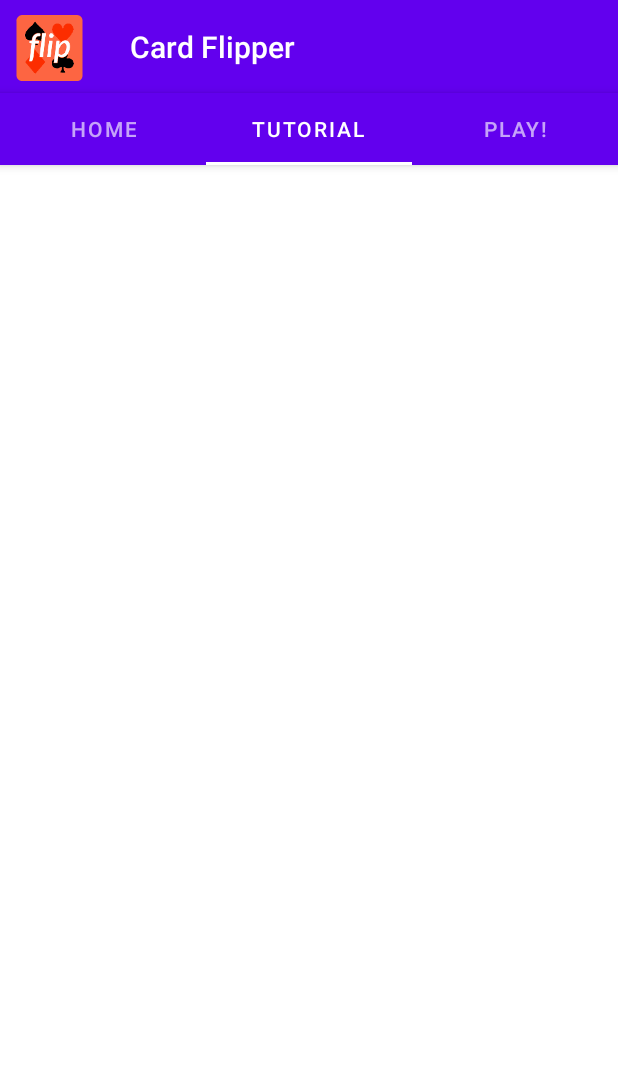
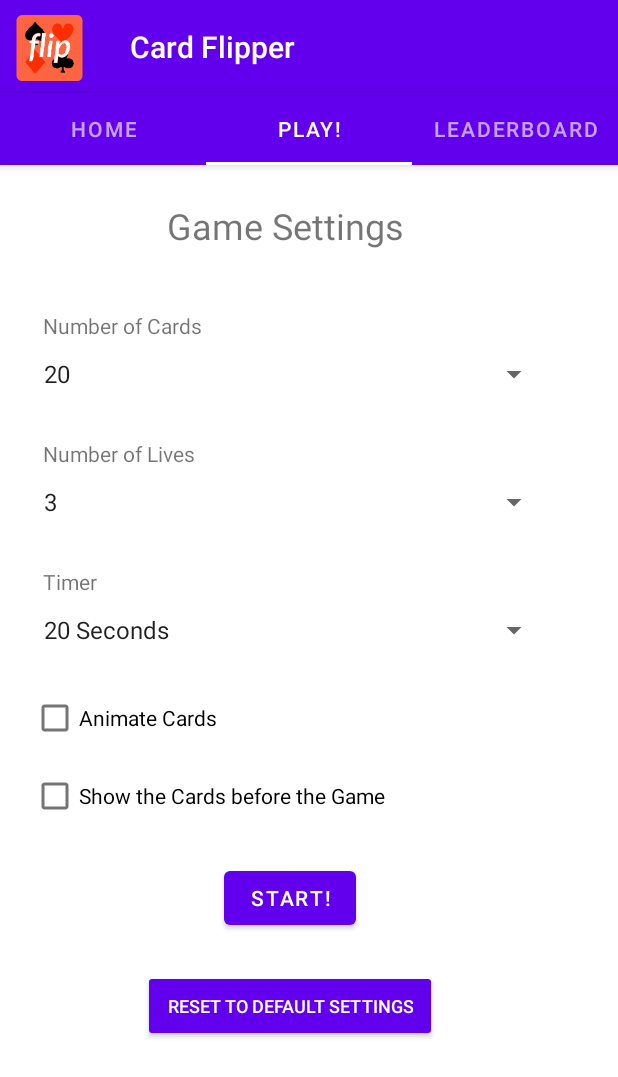
Before and after one commit to Memeapie/CardFlipper, an Android app: the screen it shows after launch (ActivityBar), tab 2 chosen, on a phone screen of 412 x 824 dp. Shown: the top 1077 px of the screen. Run offline under Robolectric (Android 15) with nearby library versions, the phone set to English and light mode, and no system bars.

Commit message:
Polishing Current Content

```diff
--- a/app/src/main/java/com/sam/cardflipper/Fragments/Home.java
+++ b/app/src/main/java/com/sam/cardflipper/Fragments/Home.java
@@ -59,7 +59,7 @@ public class Home extends Fragment {
             @Override
             public void onClick(View v) {
                 if (!changingPage) {
-                    swipe(R.animator.swipeleft, 1);
+                    swipe(R.animator.swiperight, 1);
                 }
             }
         });
--- a/app/src/main/java/com/sam/cardflipper/Fragments/Tutorial.java
+++ b/app/src/main/java/com/sam/cardflipper/Fragments/Leaderboard.java
@@ -7,7 +7,7 @@ import android.view.View;
 import android.view.ViewGroup;
 import com.sam.cardflipper.R;
 
-public class Tutorial extends Fragment {
+public class Leaderboard extends Fragment {
 
     @Override
     public View onCreateView(LayoutInflater inflater, ViewGroup container,
--- a/app/src/main/java/com/sam/cardflipper/Main/SectionsPagerAdapter.java
+++ b/app/src/main/java/com/sam/cardflipper/Main/SectionsPagerAdapter.java
@@ -10,13 +10,13 @@ import androidx.fragment.app.FragmentPagerAdapter;
 
 import com.sam.cardflipper.Fragments.GameSetting;
 import com.sam.cardflipper.Fragments.Home;
-import com.sam.cardflipper.Fragments.Tutorial;
+import com.sam.cardflipper.Fragments.Leaderboard;
 import com.sam.cardflipper.R;
 
 public class SectionsPagerAdapter extends FragmentPagerAdapter {
 
     @StringRes
-    private static final int[] TAB_TITLES = new int[]{R.string.tabText1, R.string.tabText2, R.string.tabText3};
+    private static final int[] TAB_TITLES = new int[]{R.string.tabText1, R.string.tabText3, R.string.tabText2};
     private final Context mContext;
 
     public SectionsPagerAdapter(Context context, FragmentManager fm) {
@@ -28,9 +28,9 @@ public class SectionsPagerAdapter extends FragmentPagerAdapter {
     public Fragment getItem(int position) {
         switch (position) {
             case 1:
-                return new Tutorial();
+                return new GameSetting();
             case 2:
-                return new GameSetting();
+                return new Leaderboard();
             default:
                 return new Home();
         }
--- a/app/src/main/res/layout/fragment_game_settings.xml
+++ b/app/src/main/res/layout/fragment_game_settings.xml
@@ -11,7 +11,9 @@
         style="@style/Widget.AppCompat.Button.Colored"
         android:layout_width="wrap_content"
         android:layout_height="wrap_content"
+        android:layout_marginStart="8dp"
         android:layout_marginTop="92dp"
+        android:layout_marginEnd="32dp"
         android:text="@string/resetToDefault"
         android:textSize="12sp"
         app:layout_constraintEnd_toEndOf="parent"
@@ -23,18 +25,22 @@
         android:id="@+id/gameSettingsTimer"
         android:layout_width="wrap_content"
         android:layout_height="wrap_content"
+        android:layout_marginStart="16dp"
+        android:layout_marginEnd="32dp"
         android:layout_marginBottom="8dp"
         android:text="@string/timer"
         app:layout_constraintBottom_toTopOf="@+id/gameSettingsTimerSpinner"
         app:layout_constraintEnd_toEndOf="parent"
-        app:layout_constraintHorizontal_bias="0.088"
+        app:layout_constraintHorizontal_bias="0.038"
         app:layout_constraintStart_toStartOf="parent" />
 
     <Spinner
         android:id="@+id/gameSettingsTimerSpinner"
         android:layout_width="345dp"
         android:layout_height="29dp"
-        android:layout_marginTop="52dp"
+        android:layout_marginStart="8dp"
+        android:layout_marginTop="56dp"
+        android:layout_marginEnd="32dp"
         android:entries="@array/gameSettingsTimer"
         app:layout_constraintEnd_toEndOf="parent"
         app:layout_constraintStart_toStartOf="parent"
@@ -44,18 +50,22 @@
         android:id="@+id/gameSettingsLives"
         android:layout_width="wrap_content"
         android:layout_height="wrap_content"
+        android:layout_marginStart="16dp"
+        android:layout_marginEnd="32dp"
         android:layout_marginBottom="8dp"
         android:text="@string/lifeCount"
         app:layout_constraintBottom_toTopOf="@+id/gameSettingsLivesSpinner"
         app:layout_constraintEnd_toEndOf="parent"
-        app:layout_constraintHorizontal_bias="0.108"
+        app:layout_constraintHorizontal_bias="0.048"
         app:layout_constraintStart_toStartOf="parent" />
 
     <Spinner
         android:id="@+id/gameSettingsLivesSpinner"
         android:layout_width="345dp"
         android:layout_height="29dp"
+        android:layout_marginStart="8dp"
         android:layout_marginTop="56dp"
+        android:layout_marginEnd="32dp"
         android:entries="@array/gameSettingsLives"
         app:layout_constraintEnd_toEndOf="parent"
         app:layout_constraintStart_toStartOf="parent"
@@ -65,18 +75,22 @@
         android:id="@+id/gameSettingsCards"
         android:layout_width="wrap_content"
         android:layout_height="wrap_content"
+        android:layout_marginStart="16dp"
+        android:layout_marginEnd="32dp"
         android:layout_marginBottom="8dp"
         android:text="@string/cardCount"
         app:layout_constraintBottom_toTopOf="@+id/gameSettingsCardsSpinner"
         app:layout_constraintEnd_toEndOf="parent"
-        app:layout_constraintHorizontal_bias="0.108"
+        app:layout_constraintHorizontal_bias="0.049"
         app:layout_constraintStart_toStartOf="parent" />
 
     <Spinner
         android:id="@+id/gameSettingsCardsSpinner"
         android:layout_width="345dp"
         android:layout_height="29dp"
+        android:layout_marginStart="8dp"
         android:layout_marginTop="68dp"
+        android:layout_marginEnd="32dp"
         android:entries="@array/gameSettingsCardCounts"
         app:layout_constraintEnd_toEndOf="parent"
         app:layout_constraintStart_toStartOf="parent"
@@ -87,6 +101,7 @@
         android:layout_width="wrap_content"
         android:layout_height="wrap_content"
         android:layout_marginTop="24dp"
+        android:layout_marginEnd="32dp"
         android:text="@string/gameSettings"
         android:textSize="24sp"
         app:layout_constraintEnd_toEndOf="parent"
@@ -97,7 +112,9 @@
         android:id="@+id/gameSettingsCheckBoxAnimateCards"
         android:layout_width="345dp"
         android:layout_height="48dp"
+        android:layout_marginStart="8dp"
         android:layout_marginTop="20dp"
+        android:layout_marginEnd="32dp"
         android:text="@string/gameSettingsAnimate"
         app:layout_constraintEnd_toEndOf="parent"
         app:layout_constraintHorizontal_bias="0.484"
@@ -108,7 +125,9 @@
         android:id="@+id/gameSettingsStartButton"
         android:layout_width="wrap_content"
         android:layout_height="wrap_content"
+        android:layout_marginStart="8dp"
         android:layout_marginTop="20dp"
+        android:layout_marginEnd="32dp"
         android:text="@string/startGame"
         app:layout_constraintEnd_toEndOf="parent"
         app:layout_constraintHorizontal_bias="0.498"
@@ -119,7 +138,9 @@
         android:id="@+id/gameSettingsCheckBoxShowCards"
         android:layout_width="345dp"
         android:layout_height="48dp"
+        android:layout_marginStart="8dp"
         android:layout_marginTop="4dp"
+        android:layout_marginEnd="32dp"
         android:text="@string/gameSettingsShowCards"
         app:layout_constraintEnd_toEndOf="parent"
         app:layout_constraintHorizontal_bias="0.484"
--- a/app/src/main/res/layout/fragment_tutorial.xml
+++ b/app/src/main/res/layout/fragment_tutorial.xml
@@ -4,6 +4,6 @@
     xmlns:tools="http://schemas.android.com/tools"
     android:layout_width="match_parent"
     android:layout_height="match_parent"
-    tools:context=".Fragments.Tutorial">
+    tools:context=".Fragments.Leaderboard">
 
 </androidx.constraintlayout.widget.ConstraintLayout>
--- a/app/src/main/res/values/strings.xml
+++ b/app/src/main/res/values/strings.xml
@@ -1,7 +1,7 @@
 <resources>
     <string name="appName">Card Flipper</string>
     <string name="tabText1">Home</string>
-    <string name="tabText2">Tutorial</string>
+    <string name="tabText2">Leaderboard</string>
     <string name="tabText3">Play!</string>
     <string name="startGame">Start!</string>
     <string name="card">card</string>
```
